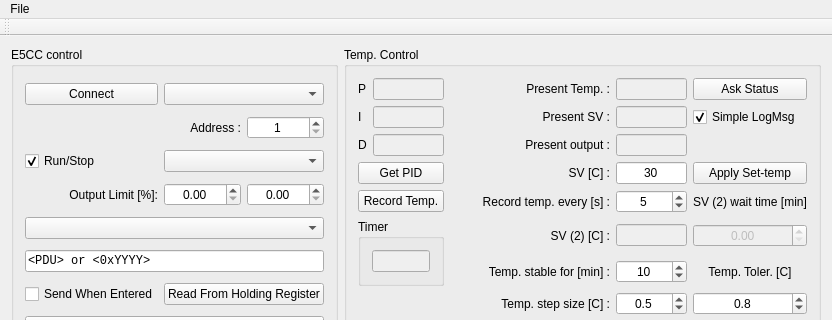
Before: the Qt Designer form mainwindow.ui in TripletESR/Omron_PID, drawn with Qt 5; both pictures show x 0 to 832 and y 0 to 320 of the 832 by 681 pixel window.
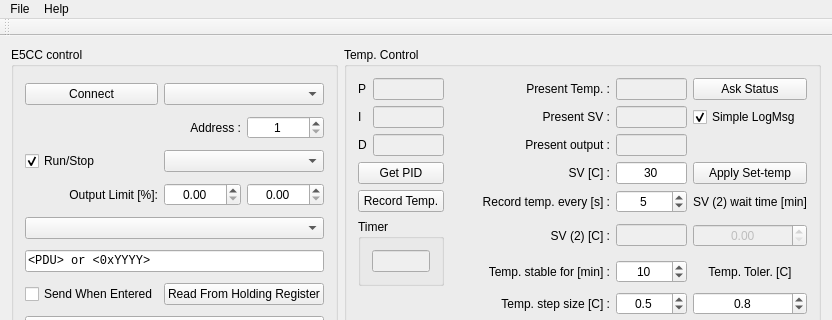
After: the same form once the commit is applied. Custom widgets are drawn as their Qt base class.

Commit message: added help page, change ico

Diff of the .ui file:
```diff
--- a/mainwindow.ui
+++ b/mainwindow.ui
@@ -570,7 +570,14 @@
     </property>
     <addaction name="actionOpen_File"/>
    </widget>
+   <widget class="QMenu" name="menuHelp">
+    <property name="title">
+     <string>Help</string>
+    </property>
+    <addaction name="actionHelp_Page"/>
+   </widget>
    <addaction name="menuFile"/>
+   <addaction name="menuHelp"/>
   </widget>
   <widget class="QToolBar" name="mainToolBar">
    <attribute name="toolBarArea">
```
Left out of the diff: 5 changed lines with no effect on the pictures. The commit also changes 8 other files.
